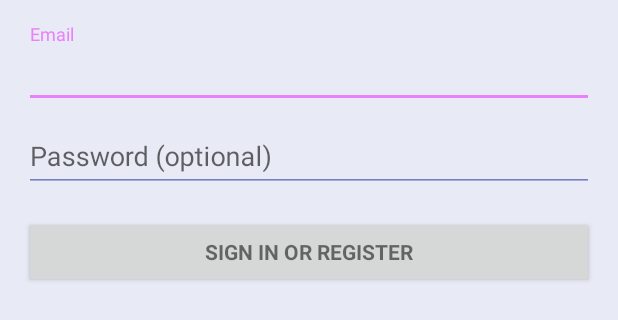
After one commit to ParaSwarm/House-Lannister, an Android app: the layout activity_login.xml on its own in the app's theme, with its tools: preview values and no code run, on a phone screen of 412 x 824 dp. The commit adds this screen. Shown: the top 320 px of the screen. Run offline under Robolectric (Android 15) with nearby library versions, the phone set to English and light mode, and no system bars.

Commit message:
Added login activity, adjusted menu settings, and reviewed android style and theme editors.

```diff
--- a/app/build.gradle
+++ b/app/build.gradle
@@ -22,8 +22,9 @@ android {
 
 dependencies {
     compile fileTree(include: ['*.jar'], dir: 'libs')
+    testCompile 'junit:junit:4.12'
+    apt 'com.jakewharton:butterknife-compiler:8.4.0'
     compile 'com.jakewharton:butterknife:8.4.0'
-    testCompile 'junit:junit:4.12'
     compile 'com.android.support:appcompat-v7:24.2.1'
-    apt 'com.jakewharton:butterknife-compiler:8.4.0'
+    compile 'com.android.support:design:24.2.1'
 }
--- a/app/src/main/java/edu/uco/houselannister/saveasingle/activities/MainActivity.java
+++ b/app/src/main/java/edu/uco/houselannister/saveasingle/activities/MainActivity.java
@@ -50,10 +50,13 @@ public class MainActivity extends AppCompatActivity {
         listNavigationTitles = getResources().getStringArray(R.array.friends_list_titles);    ///////////////////// home titles
         mDrawerLayout = (DrawerLayout) findViewById(R.id.drawer_layout);
         navigationDrawerListView = (ExpandableListView) findViewById(R.id.navList);
+
+
+
         mNavigationManager = FragmentNavigationManager.obtain(this);
         LayoutInflater inflater = getLayoutInflater();
         View listHeaderView = inflater.inflate(R.layout.nav_header, null, false);
-//        navigationDrawerListView.addHeaderView(listHeaderView);
+        navigationDrawerListView.addHeaderView(listHeaderView);
         mExpandableListData = ExpandableListDataSource.getData(this);
         mExpandableListTitle = new ArrayList(mExpandableListData.keySet());
         addDrawerItems();
--- a/app/src/main/java/edu/uco/houselannister/saveasingle/helpers/CustomExpandableListAdapter.java
+++ b/app/src/main/java/edu/uco/houselannister/saveasingle/helpers/CustomExpandableListAdapter.java
@@ -98,4 +98,7 @@ public class CustomExpandableListAdapter extends BaseExpandableListAdapter {
     public boolean isChildSelectable(int listPosition, int expandedListPosition) {
         return true;
     }
+
+
+
 }
--- /dev/null
+++ b/app/src/main/res/drawable/menu_selector.xml
@@ -0,0 +1,6 @@
+<?xml version="1.0" encoding="utf-8"?>
+<selector xmlns:android="http://schemas.android.com/apk/res/android">
+    <item android:drawable="@android:drawable/arrow_up_float" android:state_empty="true">  </item>
+    <item android:drawable="@android:drawable/arrow_down_float" android:state_expanded="true"></item>
+    <item android:drawable="@android:drawable/arrow_up_float"></item>
+</selector>
--- /dev/null
+++ b/app/src/main/res/layout/activity_login.xml
@@ -0,0 +1,77 @@
+<LinearLayout xmlns:android="http://schemas.android.com/apk/res/android"
+    xmlns:tools="http://schemas.android.com/tools"
+    android:layout_width="match_parent"
+    android:layout_height="match_parent"
+    android:gravity="center_horizontal"
+    android:orientation="vertical"
+    android:paddingBottom="@dimen/activity_vertical_margin"
+    android:paddingLeft="@dimen/activity_horizontal_margin"
+    android:paddingRight="@dimen/activity_horizontal_margin"
+    android:paddingTop="@dimen/activity_vertical_margin"
+    tools:context=".activities.LoginActivity">
+
+    <!-- Login progress -->
+    <ProgressBar
+        android:id="@+id/login_progress"
+        style="?android:attr/progressBarStyleLarge"
+        android:layout_width="wrap_content"
+        android:layout_height="wrap_content"
+        android:layout_marginBottom="8dp"
+        android:visibility="gone" />
+
+    <ScrollView
+        android:id="@+id/login_form"
+        android:layout_width="match_parent"
+        android:layout_height="match_parent">
+
+        <LinearLayout
+            android:id="@+id/email_login_form"
+            android:layout_width="match_parent"
+            android:layout_height="wrap_content"
+            android:orientation="vertical">
+
+            <android.support.design.widget.TextInputLayout
+                android:layout_width="match_parent"
+                android:layout_height="wrap_content">
+
+                <AutoCompleteTextView
+                    android:id="@+id/email"
+                    android:layout_width="match_parent"
+                    android:layout_height="wrap_content"
+                    android:hint="@string/prompt_email"
+                    android:inputType="textEmailAddress"
+                    android:maxLines="1"
+                    android:singleLine="true" />
+
+            </android.support.design.widget.TextInputLayout>
+
+            <android.support.design.widget.TextInputLayout
+                android:layout_width="match_parent"
+                android:layout_height="wrap_content">
+
+                <EditText
+                    android:id="@+id/password"
+                    android:layout_width="match_parent"
+                    android:layout_height="wrap_content"
+                    android:hint="@string/prompt_password"
+                    android:imeActionId="@+id/login"
+                    android:imeActionLabel="@string/action_sign_in_short"
+                    android:imeOptions="actionUnspecified"
+                    android:inputType="textPassword"
+                    android:maxLines="1"
+                    android:singleLine="true" />
+
+            </android.support.design.widget.TextInputLayout>
+
+            <Button
+                android:id="@+id/email_sign_in_button"
+                style="?android:textAppearanceSmall"
+                android:layout_width="match_parent"
+                android:layout_height="wrap_content"
+                android:layout_marginTop="16dp"
+                android:text="@string/action_sign_in"
+                android:textStyle="bold" />
+
+        </LinearLayout>
+    </ScrollView>
+</LinearLayout>
--- a/app/src/main/res/layout/activity_main.xml
+++ b/app/src/main/res/layout/activity_main.xml
@@ -30,6 +30,9 @@
         android:divider="@android:color/transparent"
         android:dividerHeight="0dp"
         android:background="@color/colorPrimary"
-        android:indicatorLeft="?android:attr/expandableListPreferredItemIndicatorLeft">
+        android:indicatorLeft="?android:attr/expandableListPreferredItemIndicatorLeft"
+        android:groupIndicator="@drawable/menu_selector"
+        >
     </ExpandableListView>
+
 </android.support.v4.widget.DrawerLayout>
--- a/app/src/main/res/layout/list_item.xml
+++ b/app/src/main/res/layout/list_item.xml
@@ -9,5 +9,7 @@
         android:layout_width="match_parent"
         android:layout_height="wrap_content"
         android:paddingLeft="?android:attr/expandableListPreferredChildPaddingLeft"
-        android:paddingRight="?android:attr/expandableListPreferredChildPaddingLeft" />
+        android:paddingRight="?android:attr/expandableListPreferredChildPaddingLeft"
+        android:textAppearance="?android:attr/textAppearanceMediumInverse"
+        />
 </LinearLayout>
--- a/app/src/main/res/values/strings.xml
+++ b/app/src/main/res/values/strings.xml
@@ -29,5 +29,19 @@
         <item>Sierra</item>
         <item>Goliath</item>
     </string-array>
+    <string name="title_activity_login">SaveASingle</string>
+
+    <!-- Strings related to login -->
+    <string name="prompt_email">Email</string>
+    <string name="prompt_password">Password (optional)</string>
+    <string name="action_sign_in">Sign in or register</string>
+    <string name="action_sign_in_short">Sign in</string>
+    <string name="error_invalid_email">This email address is invalid</string>
+    <string name="error_invalid_password">This password is too short</string>
+    <string name="error_incorrect_password">This password is incorrect</string>
+    <string name="error_field_required">This field is required</string>
+    <string name="permission_rationale">"Contacts permissions are needed for providing email
+        completions."
+    </string>
 
 </resources>
--- a/app/src/main/res/values/styles.xml
+++ b/app/src/main/res/values/styles.xml
@@ -10,5 +10,4 @@
         <item name="android:colorForeground">@color/foreground_material_light</item>
         <item name="android:textColorPrimary">@color/abc_primary_text_material_light</item>
     </style>
-
 </resources>
```
Also changed, not shown: app/src/main/AndroidManifest.xml (+11 -2 lines), app/src/main/java/edu/uco/houselannister/saveasingle/activities/LoginActivity.java (added, +360 -0 lines), app/src/main/res/layout/drawer_list_item.xml (deleted, +0 -11 lines), app/src/main/res/layout/list_group.xml (+4 -3 lines), app/src/main/res/layout/navigation_drawer.xml (deleted, +0 -20 lines), app/src/main/res/layout/navigator_expandable_list_view.xml (added, +23 -0 lines), 2 other files.
